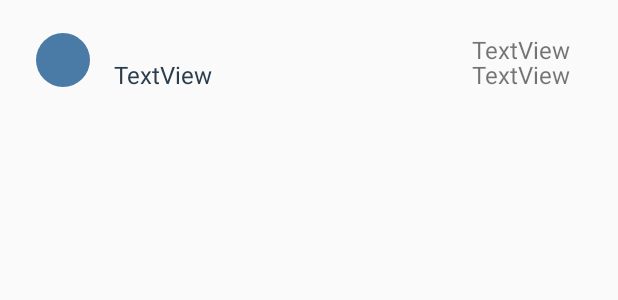
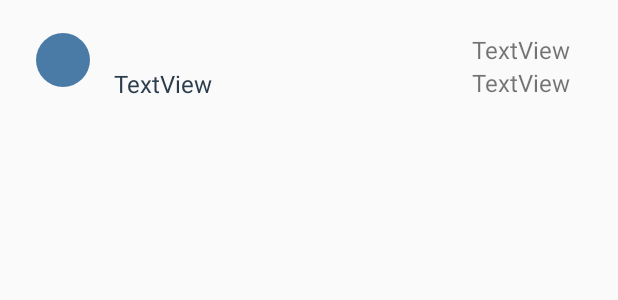
Before and after one commit to minaisaacfawzy/MyQuakeReport2, an Android app: the layout list_item2.xml on its own in the app's theme, with its tools: preview values and no code run, on a phone screen of 412 x 824 dp. Shown: the top 300 px of the screen. Run offline under Robolectric (Android 15) with nearby library versions, the phone set to English and light mode, and no system bars.

Commit message:
adjust item xml to avoid overlapping

```diff
--- a/app/src/main/res/layout/list_item2.xml
+++ b/app/src/main/res/layout/list_item2.xml
@@ -46,13 +46,19 @@
         android:id="@+id/txtvLocation2"
         android:layout_width="0dp"
         android:layout_height="wrap_content"
+        android:layout_marginBottom="16dp"
+        android:layout_marginEnd="16dp"
+        android:layout_marginStart="16dp"
+
+        android:layout_marginTop="8dp"
         android:ellipsize="end"
         android:maxLines="2"
         android:text="TextView"
         android:textColor="@color/textColorEarthquakeLocation"
         android:textSize="16sp"
-        app:layout_constraintEnd_toEndOf="@+id/txtvOffset2"
-        app:layout_constraintStart_toStartOf="@+id/txtvOffset2"
+        app:layout_constraintBottom_toBottomOf="parent"
+        app:layout_constraintEnd_toStartOf="@+id/txtvTime2"
+        app:layout_constraintStart_toEndOf="@+id/txtvMag2"
         app:layout_constraintTop_toBottomOf="@+id/txtvOffset2" />
 
     <TextView
@@ -72,7 +78,7 @@
         android:layout_marginEnd="16dp"
         android:text="TextView"
         android:textSize="16sp"
-        app:layout_constraintBottom_toBottomOf="@+id/txtvLocation2"
-        app:layout_constraintEnd_toEndOf="parent" />
+        app:layout_constraintEnd_toEndOf="parent"
+        app:layout_constraintTop_toBottomOf="@+id/txtvDate2" />
 
 </android.support.constraint.ConstraintLayout>
```
